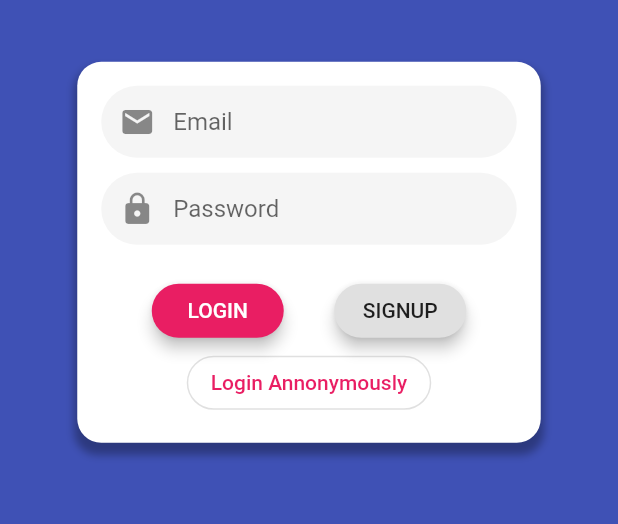
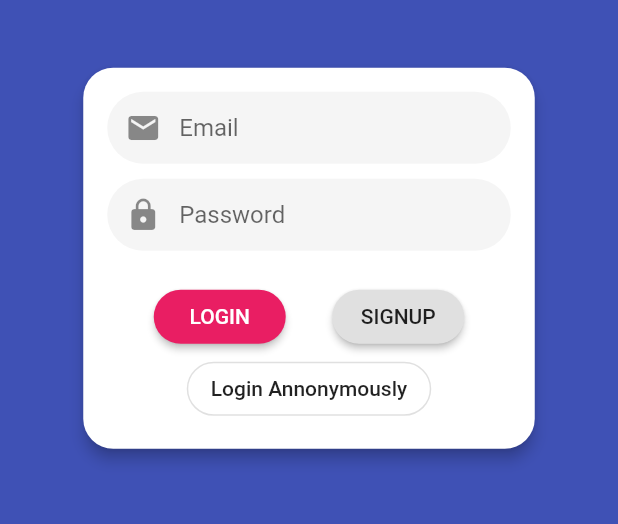
Before and after one commit to Nikasa1889/flutter_usable_todo_app, a Flutter app: the screen it shows after launch, on a phone screen of 412 x 824 dp, the part 309-833 px from its top. Run offline on Flutter 3.47's test engine with Material 2 defaults, Android fonts, the light colour scheme and no system bars; our stand-ins replace firebase_auth, firebase_database, flushbar, form_field_validator; accounts and stored records are empty.

Commit message:
Optimize ThemeData and simplify components. Put 20 todos limit. Catch error and notify user when there is error with todo items.

```diff
--- a/lib/components/decorated_text_form_field.dart
+++ b/lib/components/decorated_text_form_field.dart
@@ -24,15 +24,8 @@ class DecoratedTextFormField extends StatelessWidget {
       obscureText: this.obscureText,
       decoration: InputDecoration(
         hintText: hintText,
-        contentPadding: const EdgeInsets.only(bottom: 4.0, top: 4.0),
         filled: true,
         fillColor: Theme.of(context).selectedRowColor,
-        border: OutlineInputBorder(
-            borderRadius: BorderRadius.circular(30),
-            borderSide: BorderSide(
-              width: 0,
-              style: BorderStyle.none,
-            )),
         prefixIcon: Icon(prefixIcon),
       ),
       validator: validator,
--- a/lib/components/form_card.dart
+++ /dev/null
@@ -1,26 +0,0 @@
-import "package:flutter/material.dart";
-
-class FormCard extends StatelessWidget {
-  final Widget child;
-
-  FormCard({@required this.child});
-
-  @override
-  Widget build(BuildContext context) {
-    return Container(
-        padding: EdgeInsets.all(16),
-        decoration: BoxDecoration(
-          color: Theme.of(context).cardColor,
-          borderRadius: BorderRadius.circular(16),
-          boxShadow: [
-            BoxShadow(
-              color: Colors.black.withOpacity(0.3),
-              spreadRadius: 2,
-              blurRadius: 4,
-              offset: Offset(0, 6), // changes position of shadow
-            ),
-          ],
-        ),
-        child: this.child);
-  }
-}
--- a/lib/components/outline_buttons.dart
+++ /dev/null
@@ -1,19 +0,0 @@
-import "package:flutter/material.dart";
-
-class RoundOutlineButton extends StatelessWidget {
-  final String text;
-  final onPressed;
-
-  RoundOutlineButton({@required this.text, @required this.onPressed});
-
-  @override
-  Widget build(BuildContext context) {
-    return OutlineButton(
-      shape: RoundedRectangleBorder(
-        borderRadius: BorderRadius.all(Radius.circular(20.0)),
-      ),
-      child: Text(text, style: TextStyle(color: Theme.of(context).accentColor)),
-      onPressed: onPressed,
-    );
-  }
-}
--- a/lib/components/contained_buttons.dart
+++ b/lib/components/two_colors_button.dart
@@ -1,23 +1,19 @@
 import 'package:flutter/cupertino.dart';
 import "package:flutter/material.dart";
 
-class RoundContainedButton extends StatelessWidget {
+class TwoColorsButton extends StatelessWidget {
   final onPressed;
   final String text;
   final bool primary;
 
-  const RoundContainedButton(
+  const TwoColorsButton(
       {@required this.text, @required this.onPressed, @required this.primary});
 
   @override
   Widget build(BuildContext context) {
-    return RawMaterialButton(
+    return RaisedButton(
       onPressed: onPressed,
-      elevation: 4.0,
-      shape: RoundedRectangleBorder(
-        borderRadius: BorderRadius.all(Radius.circular(20.0)),
-      ),
-      fillColor: primary
+      color: primary
           ? Theme.of(context).accentColor
           : Theme.of(context).buttonColor,
       child: Text(text,
--- a/lib/models/todo.dart
+++ b/lib/models/todo.dart
@@ -14,8 +14,6 @@ class Todo {
         userId = snapshot.value["userId"],
         subject = snapshot.value["subject"],
         completed = snapshot.value["completed"],
-        // Sets default priority to a big number. This will be overrided
-        // by TodoListService to keep priorities consecutive.
         priority = snapshot.value["priority"];
 
   Todo.fromMap(String key, Map values)
--- a/lib/pages/home_page.dart
+++ b/lib/pages/home_page.dart
@@ -32,7 +32,11 @@ class _HomePageState extends State<HomePage> {
       var priority = todoListService.todoList.isEmpty
           ? 0
           : todoListService.todoList.last.priority + 1;
-      todoListService.createTodo(Todo("", widget.user.uid, false, priority));
+      todoListService
+          .createTodo(Todo("", widget.user.uid, false, priority))
+          .catchError((error) {
+        notifyError(context, message: error);
+      });
     }
 
     return Scaffold(
--- a/lib/pages/login_signup_page.dart
+++ b/lib/pages/login_signup_page.dart
@@ -3,10 +3,8 @@ import 'dart:math';
 import 'package:flutter/cupertino.dart';
 import 'package:flutter/material.dart';
 import 'package:form_field_validator/form_field_validator.dart';
-import 'package:usabletodoapp/components/contained_buttons.dart';
 import 'package:usabletodoapp/components/decorated_text_form_field.dart';
-import 'package:usabletodoapp/components/form_card.dart';
-import 'package:usabletodoapp/components/outline_buttons.dart';
+import 'package:usabletodoapp/components/two_colors_button.dart';
 import 'package:usabletodoapp/services/authentication_service.dart';
 import 'package:usabletodoapp/services/notification_service.dart';
 
@@ -88,7 +86,9 @@ class _LoginSignupPageState extends State<LoginSignupPage> {
                 SizedBox(height: deviceSize.height * 0.05),
                 Form(
                   key: _formKey,
-                  child: FormCard(
+                  child: Card(
+                    child: Padding(
+                      padding: EdgeInsets.all(16.0),
                       child: Column(
                         children: <Widget>[
                           _buildEmailInput(controller: emailController),
@@ -121,6 +121,7 @@ class _LoginSignupPageState extends State<LoginSignupPage> {
                       ),
                     ),
                   ),
+                ),
                 SizedBox(height: 20), // allows form card shadow.
               ],
             ),
@@ -130,7 +131,8 @@ class _LoginSignupPageState extends State<LoginSignupPage> {
     );
   }
 
-  Widget _buildLogo({@required size}) => Hero(
+  Widget _buildLogo({@required size}) {
+    return Hero(
       tag: 'Logo',
       child: CircleAvatar(
         backgroundColor: Colors.transparent,
@@ -138,16 +140,20 @@ class _LoginSignupPageState extends State<LoginSignupPage> {
         child: Image.asset('assets/todo_app_icon_75dpi.png'),
       ),
     );
+  }
 
-  Widget _buildEmailInput({@required controller}) => DecoratedTextFormField(
+  Widget _buildEmailInput({@required controller}) {
+    return DecoratedTextFormField(
       controller: controller,
       keyboardType: TextInputType.emailAddress,
       hintText: 'Email',
       prefixIcon: Icons.mail,
       validator: EmailValidator(errorText: 'Email is invalid'),
     );
+  }
 
-  Widget _buildPasswordInput({@required controller}) => DecoratedTextFormField(
+  Widget _buildPasswordInput({@required controller}) {
+    return DecoratedTextFormField(
       controller: controller,
       obscureText: true,
       keyboardType: TextInputType.visiblePassword,
@@ -157,46 +163,49 @@ class _LoginSignupPageState extends State<LoginSignupPage> {
         RequiredValidator(errorText: 'Password is required'),
         MinLengthValidator(8,
             errorText: 'Password must be at least 8 character long'),
-      ]));
+      ]),
+    );
+  }
 
-  Widget _buildPasswordConfirmInput({@required passwordController}) =>
-      DecoratedTextFormField(
+  Widget _buildPasswordConfirmInput({@required passwordController}) {
+    return DecoratedTextFormField(
       obscureText: true,
       keyboardType: TextInputType.visiblePassword,
       hintText: 'Retype password',
       prefixIcon: Icons.lock,
-        validator: (val) =>
-            MatchValidator(errorText: 'Password does not matched')
+      validator: (val) => MatchValidator(errorText: 'Password does not matched')
           .validateMatch(val, passwordController.text),
     );
+  }
 
-  Widget _buildLoginButton(
-          {@required onPressedWhileLoggingIn,
+  Widget _buildLoginButton({@required onPressedWhileLoggingIn,
     @required onPressedWhileNotLoggingIn,
-          @required LoginSignupState state}) =>
-      RoundContainedButton(
+    @required LoginSignupState state}) {
+    return TwoColorsButton(
         text: 'LOGIN',
         onPressed: state == LoginSignupState.LOGGING_IN
             ? onPressedWhileLoggingIn
             : onPressedWhileNotLoggingIn,
         primary: state == LoginSignupState.LOGGING_IN);
+  }
 
-  Widget _buildSignupButton(
-          {@required onPressedWhileSigningUp,
+  Widget _buildSignupButton({@required onPressedWhileSigningUp,
     @required onPressedWhileNotSigningUp,
-          @required LoginSignupState state}) =>
-      RoundContainedButton(
+    @required LoginSignupState state}) {
+    return TwoColorsButton(
         text: 'SIGNUP',
         onPressed: state == LoginSignupState.SIGNING_UP
             ? onPressedWhileSigningUp
             : onPressedWhileNotSigningUp,
         primary: state == LoginSignupState.SIGNING_UP);
+  }
 
-  Widget _buildSigninAnnonymouslyButton({@required onPressed}) =>
-      RoundOutlineButton(
-        text: 'Login Annonymously',
+  Widget _buildSigninAnnonymouslyButton({@required onPressed}) {
+    return OutlineButton(
+      child: Text('Login Annonymously'),
       onPressed: onPressed,
     );
+  }
 
   void _setState(LoginSignupState state) {
     setState(() {
--- a/lib/themes.dart
+++ b/lib/themes.dart
@@ -1,9 +1,33 @@
 import 'package:flutter/material.dart';
 
-final ThemeData lightTheme = ThemeData(
+final ThemeData lightBaseTheme = ThemeData(
   visualDensity: VisualDensity.adaptivePlatformDensity,
   primarySwatch: Colors.indigo,
   backgroundColor: Colors.grey,
   accentColor: Colors.pink,
   brightness: Brightness.light,
 );
+
+final ThemeData lightTheme = lightBaseTheme.copyWith(
+  inputDecorationTheme: InputDecorationTheme(
+    border: OutlineInputBorder(
+      borderRadius: BorderRadius.circular(30),
+      borderSide: BorderSide(
+        width: 0,
+        style: BorderStyle.none,
+      ),
+    ),
+    contentPadding: const EdgeInsets.only(bottom: 4.0, top: 4.0),
+  ),
+  buttonTheme: lightBaseTheme.buttonTheme.copyWith(
+    shape: RoundedRectangleBorder(
+      borderRadius: BorderRadius.all(Radius.circular(20.0)),
+    ),
+  ),
+  cardTheme: lightBaseTheme.cardTheme.copyWith(
+    shape: RoundedRectangleBorder(
+      borderRadius: BorderRadius.all(Radius.circular(20.0)),
+    ),
+    elevation: 4.0,
+  ),
+);
```
Also changed, not shown: lib/components/reorderable_todo_list.dart (+10 -3 lines), lib/components/todo_list_tile.dart (+12 -7 lines), lib/services/todo_list_service.dart (+9 -3 lines), 2 other files. Lines whose indentation alone changed are shown as unchanged.
